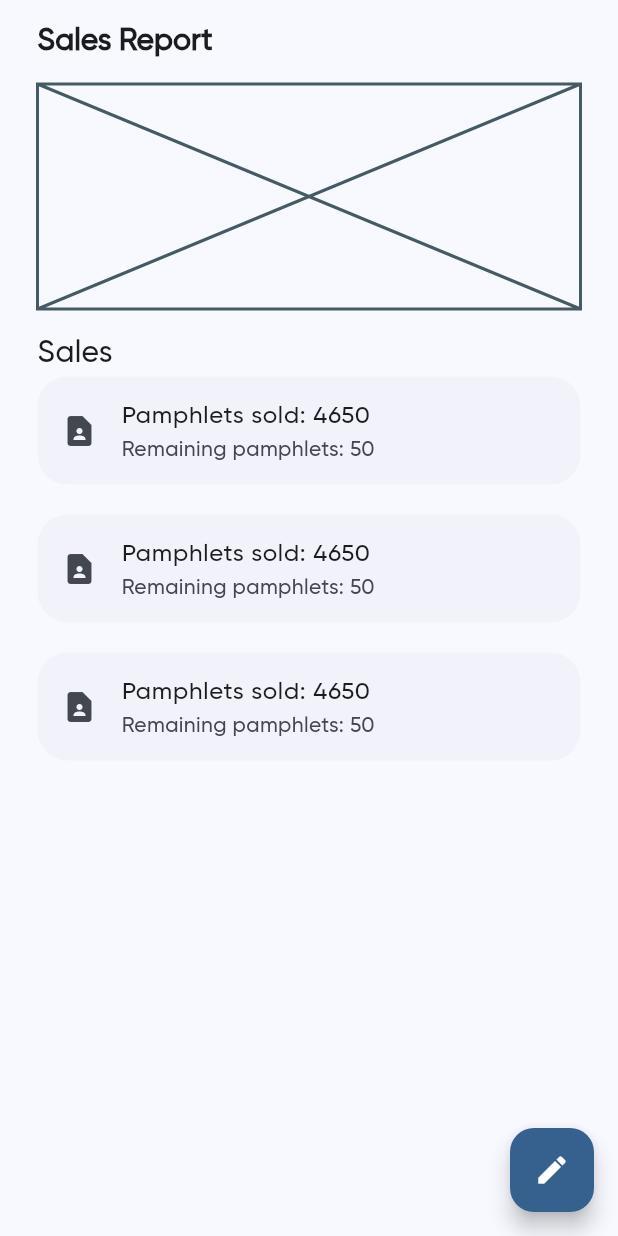
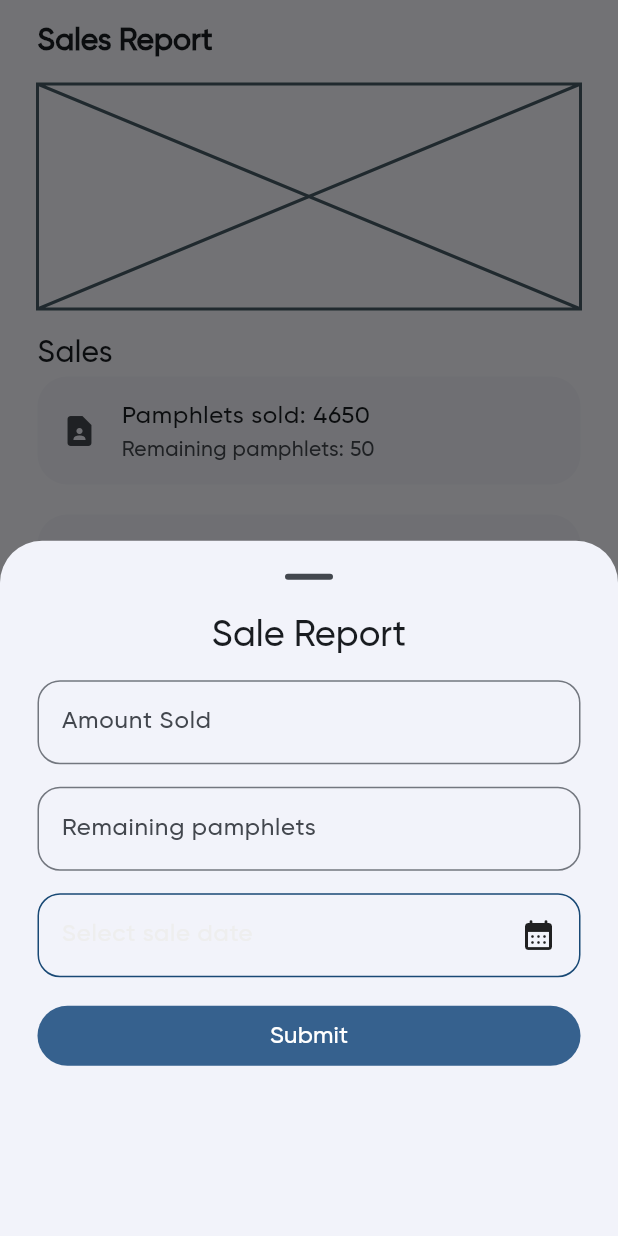
Before and after one commit to Emtee100/shiftverse, a Flutter app: the Reports screen opened directly, after a tap on the "edit" icon, on a phone screen of 412 x 824 dp. Run offline on Flutter 3.47's test engine with Material 3 defaults, Android fonts, the phone set to English and light mode, and no system bars; our stand-ins replace cloud_firestore, firebase_auth, firebase_core, flutter_svg, go_router, google_sign_in; accounts and stored records are empty.

Commit message:
Feature: Added code to allow app to make sales data to database

```diff
--- a/shiftverse/lib/controllers/firebaseController.dart
+++ b/shiftverse/lib/controllers/firebaseController.dart
@@ -2,6 +2,7 @@ import 'package:cloud_firestore/cloud_firestore.dart';
 import 'package:firebase_auth/firebase_auth.dart';
 import 'package:flutter/material.dart';
 import 'package:google_sign_in/google_sign_in.dart';
+import 'package:shiftverse/models/sales.dart';
 import 'package:shiftverse/models/user.dart';
 
 class FirebaseContorller extends ChangeNotifier {
@@ -133,4 +134,23 @@ class FirebaseContorller extends ChangeNotifier {
         toFirestore: (Member member, _) => member.toFirestore());
     docRef.add(member);
   }
+
+  //Create a sale entry in the database
+  void createSaleEntry(
+      {required String amountSold,
+      required String pamphletsLeft,
+      required DateTime saleDate}) {
+    //create a reference to the collection
+    final docRef = db.collection('Sales').withConverter(
+        //the fromFirestore method transforms data from firestore to our custom object
+        fromFirestore: (doc, _) => Sale.fromFirestore(doc, _),
+        //the toFirestore method transforms our custom object to firestore data(map)
+        toFirestore: (Sale sale, _) => sale.toFirestore());
+    docRef.add(Sale(
+      uid: user?.uid,
+      saleAmount: int.parse(amountSold),
+      pamphletsLeft: int.parse(pamphletsLeft),
+      saleDate: saleDate,
+    ));
+  }
 }
--- /dev/null
+++ b/shiftverse/lib/models/sales.dart
@@ -0,0 +1,34 @@
+import 'package:cloud_firestore/cloud_firestore.dart';
+
+class Sale {
+  final String? uid;
+  final int saleAmount;
+  final int pamphletsLeft;
+  final DateTime saleDate;
+
+  Sale(
+      {required this.uid,
+      required this.saleAmount,
+      required this.pamphletsLeft,
+      required this.saleDate});
+
+  factory Sale.fromFirestore(DocumentSnapshot<Map<String, dynamic>> saleDoc,
+      SnapshotOptions? options) {
+    final saleData = saleDoc.data();
+    return Sale(
+      uid: saleData!['uid'],
+      saleAmount: saleData['saleAmount'],
+      pamphletsLeft: saleData['pamphletsLeft'],
+      saleDate: saleData['saleDate'],
+    );
+  }
+
+  Map<String, dynamic> toFirestore() {
+    return {
+      if (uid != null) 'uid': uid!,
+      'saleAmount': saleAmount,
+      'pamphletsLeft': pamphletsLeft,
+      'saleDate': saleDate,
+    };
+  }
+}
--- a/shiftverse/lib/pages/reports.dart
+++ b/shiftverse/lib/pages/reports.dart
@@ -1,4 +1,7 @@
 import 'package:flutter/material.dart';
+import 'package:provider/provider.dart';
+import 'package:shiftverse/controllers/firebaseController.dart';
+import 'package:shiftverse/widgets/sale_report_form.dart';
 
 class Reports extends StatelessWidget {
   const Reports({super.key});
@@ -34,10 +37,10 @@ class Reports extends StatelessWidget {
                       return Padding(
                         padding: const EdgeInsets.only(bottom: 20),
                         child: ListTile(
-                          shape: RoundedRectangleBorder(borderRadius: BorderRadius.circular(20)),
-                          tileColor: Theme.of(context)
-                              .colorScheme
-                              .surfaceContainerLow,
+                          shape: RoundedRectangleBorder(
+                              borderRadius: BorderRadius.circular(20)),
+                          tileColor:
+                              Theme.of(context).colorScheme.surfaceContainerLow,
                           leading: const Icon(Icons.contact_page),
                           title: const Text('Pamphlets sold: 4650'),
                           subtitle: const Text('Remaining pamphlets: 50'),
@@ -53,7 +56,35 @@ class Reports extends StatelessWidget {
       floatingActionButton: FloatingActionButton(
         tooltip: 'Add a sales report',
         backgroundColor: Theme.of(context).colorScheme.primary,
-        onPressed: () {},
+        onPressed: () {
+          showModalBottomSheet(
+            backgroundColor: Theme.of(context).colorScheme.surfaceContainerLow,
+            showDragHandle: true,
+              context: context,
+              builder: (context) {
+                return Padding(
+                  padding: const EdgeInsets.symmetric(horizontal: 25),
+                  child: Column(
+                    children: [
+                      //const SizedBox(height: 15,),
+                      Row(
+                        mainAxisAlignment: MainAxisAlignment.center,
+                        children: [
+                          Text(
+                            'Sale Report',
+                            style: Theme.of(context).textTheme.titleLarge,
+                          )
+                        ],
+                      ),
+                      const SizedBox(height: 15,),
+                      ChangeNotifierProvider(
+                        create: (context)=> FirebaseContorller(),
+                        child: const SaleReportForm())
+                    ],
+                  ),
+                );
+              });
+        },
         child: Icon(
           Icons.edit,
           color: Theme.of(context).colorScheme.onPrimary,
--- /dev/null
+++ b/shiftverse/lib/widgets/sale_report_form.dart
@@ -0,0 +1,148 @@
+import 'package:flutter/material.dart';
+import 'package:provider/provider.dart';
+import 'package:shiftverse/controllers/firebaseController.dart';
+
+class SaleReportForm extends StatefulWidget {
+  const SaleReportForm({super.key});
+
+  @override
+  State<SaleReportForm> createState() => _SaleReportFormState();
+}
+
+class _SaleReportFormState extends State<SaleReportForm> {
+  late final TextEditingController _saleAmountController;
+  late final TextEditingController _pamphletsLeftController;
+  late final TextEditingController _saleDateController;
+
+  @override
+  void initState() {
+    super.initState();
+    _saleAmountController = TextEditingController();
+    _pamphletsLeftController = TextEditingController();
+    _saleDateController = TextEditingController();
+  }
+
+  @override
+  void dispose() {
+    super.dispose();
+    _saleAmountController.dispose();
+    _pamphletsLeftController.dispose();
+    _saleDateController.dispose();
+  }
+
+  final _formKey = GlobalKey<FormState>();
+
+  bool isDateSelected = false;
+  late DateTime? pickedDate;
+
+  @override
+  Widget build(BuildContext context) {
+    return Consumer<FirebaseContorller>(
+      builder: (context, value, child) => Form(
+          key: _formKey,
+          child: Column(
+            children: [
+              TextFormField(
+                controller: _saleAmountController,
+                decoration: InputDecoration(
+                    labelText: 'Amount Sold',
+                    border: OutlineInputBorder(
+                        borderRadius: BorderRadius.circular(15))),
+                keyboardType: TextInputType.number,
+                validator: (value) {
+                  if (value == null || value.isEmpty) {
+                    return 'Please enter the amount sold';
+                  } else {
+                    return null;
+                  }
+                },
+              ),
+              const SizedBox(
+                height: 15,
+              ),
+              TextFormField(
+                controller: _pamphletsLeftController,
+                keyboardType: TextInputType.number,
+                decoration: InputDecoration(
+                    labelText: 'Remaining pamphlets',
+                    border: OutlineInputBorder(
+                        borderRadius: BorderRadius.circular(15))),
+                validator: (value) {
+                  if (value == null || value.isEmpty) {
+                    return 'Please enter the number of pamphlets remaining';
+                  } else {
+                    return null;
+                  }
+                },
+              ),
+              const SizedBox(
+                height: 15,
+              ),
+              GestureDetector(
+                onTap: () async {
+                  final firstDate =
+                      DateTime.now().subtract(const Duration(days: 14));
+                  final lastDate = DateTime.now().add(const Duration(days: 14));
+                  pickedDate = await showDatePicker(
+                    context: context,
+                    firstDate: DateTime(
+                        firstDate.year, firstDate.month, firstDate.day),
+                    lastDate: lastDate,
+                    barrierDismissible: false,
+                    initialDatePickerMode: DatePickerMode.day,
+                    initialDate: DateTime.now(),
+                    switchToCalendarEntryModeIcon:
+                        const Icon(Icons.calendar_month),
+                  );
+                  if (pickedDate != null) {
+                    setState(() {
+                      isDateSelected = true;
+                    });
+                    _saleDateController.text = pickedDate.toString();
+                  }
+                },
+                child: Container(
+                  padding:
+                      const EdgeInsets.symmetric(horizontal: 15, vertical: 15),
+                  decoration: BoxDecoration(
+                      border: Border.all(
+                          color:
+                              Theme.of(context).colorScheme.onPrimaryContainer),
+                      borderRadius: BorderRadius.circular(15)),
+                  child: Row(
+                    mainAxisAlignment: MainAxisAlignment.spaceBetween,
+                    children: [
+                      Text(
+                          isDateSelected
+                              ? '${pickedDate!.year}-${pickedDate!.month}-${pickedDate!.day}'
+                              : 'Select sale date',
+                          style: Theme.of(context)
+                              .textTheme
+                              .bodyLarge!
+                              .copyWith(
+                                  color: isDateSelected
+                                      ? Colors.white
+                                      : Colors.grey[200])),
+                      const Icon(Icons.calendar_month_rounded)
+                    ],
+                  ),
+                ),
+              ),
+              const SizedBox(
+                height: 15,
+              ),
+              FilledButton(
+                  style: const ButtonStyle(
+                      minimumSize:
+                          WidgetStatePropertyAll(Size(double.infinity, 40))),
+                  onPressed: () {
+                    if(_formKey.currentState!.validate()){
+                      value.createSaleEntry(amountSold: _saleAmountController.text, pamphletsLeft: _pamphletsLeftController.text, saleDate: pickedDate!);
+                    }
+                  },
+                  child: const Text('Submit'))
+            ],
+          )),
+    );
+  }
+}
```
Also changed, not shown: shiftverse/lib/models/user.dart (+4 -4 lines).
